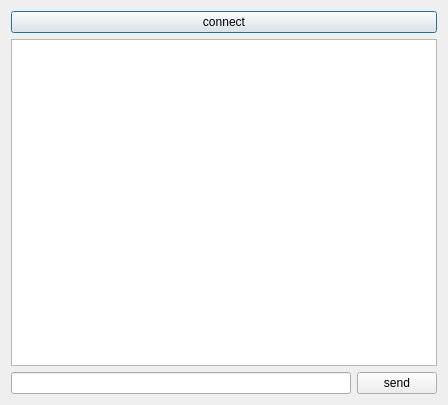
Qt form userClient/chatdialog.ui (AlexeyProg/messager_qt_cplusplus) before a commit.
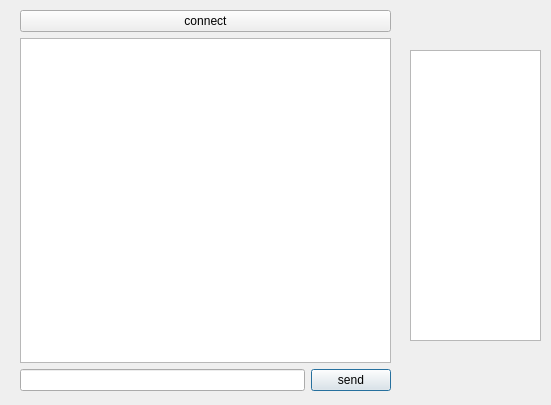
The same form after that commit.

What changed in the file:
```diff
--- a/userClient/chatdialog.ui
+++ b/userClient/chatdialog.ui
@@ -6,14 +6,30 @@
    <rect>
     <x>0</x>
     <y>0</y>
-    <width>448</width>
+    <width>551</width>
     <height>405</height>
    </rect>
   </property>
   <property name="windowTitle">
    <string>Dialog</string>
   </property>
+  <widget class="QWidget" name="gridLayoutWidget">
+   <property name="geometry">
+    <rect>
+     <x>20</x>
+     <y>10</y>
+     <width>371</width>
+     <height>381</height>
+    </rect>
+   </property>
   <layout class="QGridLayout" name="gridLayout">
+    <item row="2" column="1">
+     <widget class="QPushButton" name="pushButton_send">
+      <property name="text">
+       <string>send</string>
+      </property>
+     </widget>
+    </item>
    <item row="0" column="0" colspan="2">
     <widget class="QPushButton" name="pushButton_connect">
      <property name="text">
@@ -21,20 +37,24 @@
      </property>
     </widget>
    </item>
-   <item row="1" column="0" colspan="2">
-    <widget class="QTextBrowser" name="textBrowser"/>
-   </item>
    <item row="2" column="0">
     <widget class="QLineEdit" name="lineEdit"/>
    </item>
-   <item row="2" column="1">
-    <widget class="QPushButton" name="pushButton_send">
-     <property name="text">
-      <string>send</string>
-     </property>
-    </widget>
-   </item>
-  </layout>
+    <item row="1" column="0" colspan="2">
+     <widget class="QTextBrowser" name="textBrowser"/>
+    </item>
+   </layout>
+  </widget>
+  <widget class="QListWidget" name="listWidget_online">
+   <property name="geometry">
+    <rect>
+     <x>410</x>
+     <y>50</y>
+     <width>131</width>
+     <height>291</height>
+    </rect>
+   </property>
+  </widget>
  </widget>
  <resources/>
  <connections/>
```
Lines whose indentation alone changed are shown as unchanged.
